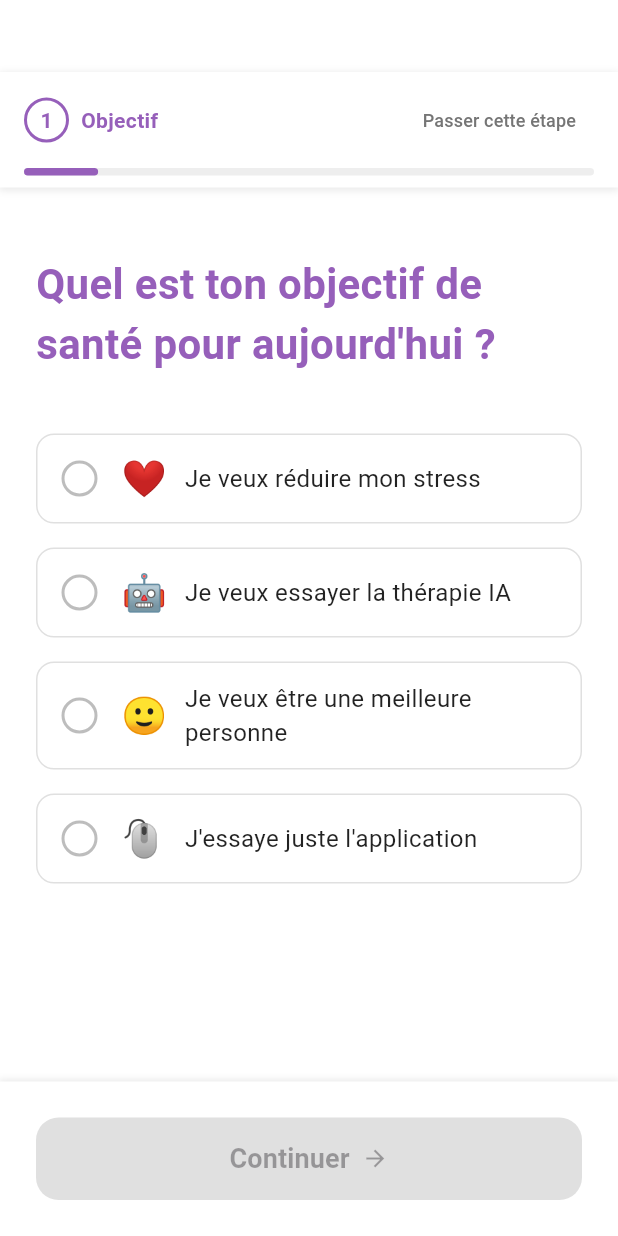
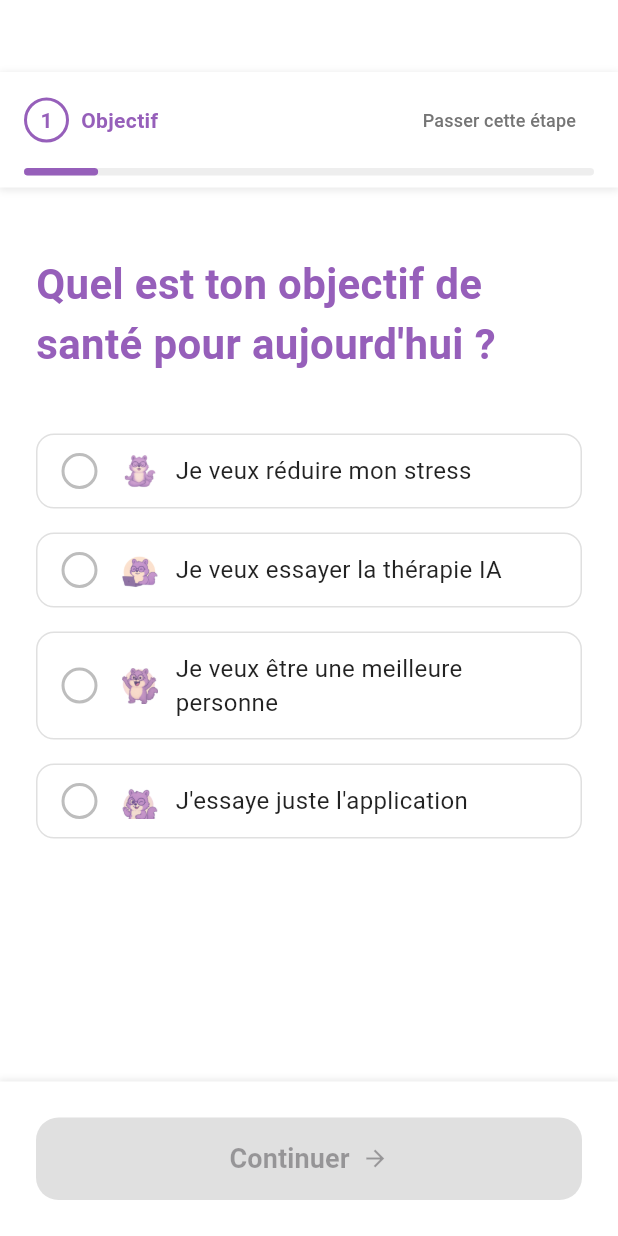
Before and after one commit to noeplantier/FEELOMI, a Flutter app: the HealthTracker screen opened directly, on a phone screen of 412 x 824 dp. Run offline on Flutter 3.47's test engine with Material 3 defaults, Android fonts, the phone set to English and light mode, and no system bars; our stand-ins replace fl_chart, font_awesome_flutter, image_picker, lottie, shared_preferences, speech_to_text and 1 more; missing offline and left inert: circle_list; accounts and stored records are empty; Roboto replaces fonts that are missing (Poppins).

Commit message:
Mise en place des emojis feelo

```diff
--- a/feelomi/lib/health_tracker.dart
+++ b/feelomi/lib/health_tracker.dart
@@ -14,11 +14,20 @@ class _HealthTrackerState extends State<HealthTracker> {
   String? _selectedOption;
 
   // Options disponibles
-  final List<Map<String, String>> _healthOptions = [
-    {'emoji': '❤️', 'text': 'Je veux réduire mon stress'},
-    {'emoji': '🤖', 'text': 'Je veux essayer la thérapie IA'},
-    {'emoji': '🙂', 'text': 'Je veux être une meilleure personne'},
-    {'emoji': '🖱️', 'text': 'J\'essaye juste l\'application'},
+  final List<Map<String, dynamic>> _healthOptions = [
+    {'image': 'assets/images/chill.png', 'text': 'Je veux réduire mon stress'},
+    {
+      'image': 'assets/images/geek.png',
+      'text': 'Je veux essayer la thérapie IA',
+    },
+    {
+      'image': 'assets/images/happy.png',
+      'text': 'Je veux être une meilleure personne',
+    },
+    {
+      'image': 'assets/images/wink.png',
+      'text': 'J\'essaye juste l\'application',
+    },
   ];
 
   @override
@@ -196,9 +205,12 @@ class _HealthTrackerState extends State<HealthTracker> {
                                 Expanded(
                                   child: Row(
                                     children: [
-                                      Text(
-                                        option['emoji']!,
-                                        style: const TextStyle(fontSize: 24),
+                                      Image.asset(
+                                        option['image'],
+                                        width:
+                                            24, // Ajustez selon la taille que vous souhaitez
+                                        height:
+                                            24, // Même taille que l'emoji d'origine
                                       ),
                                       const SizedBox(width: 12),
                                       Expanded(
```
